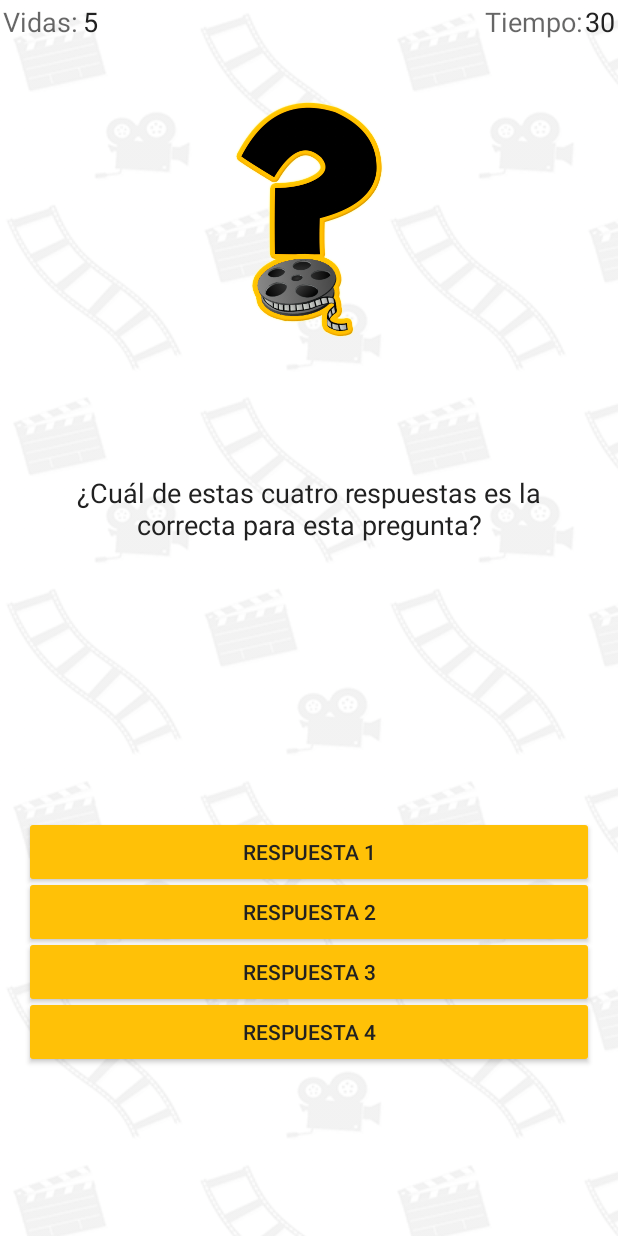
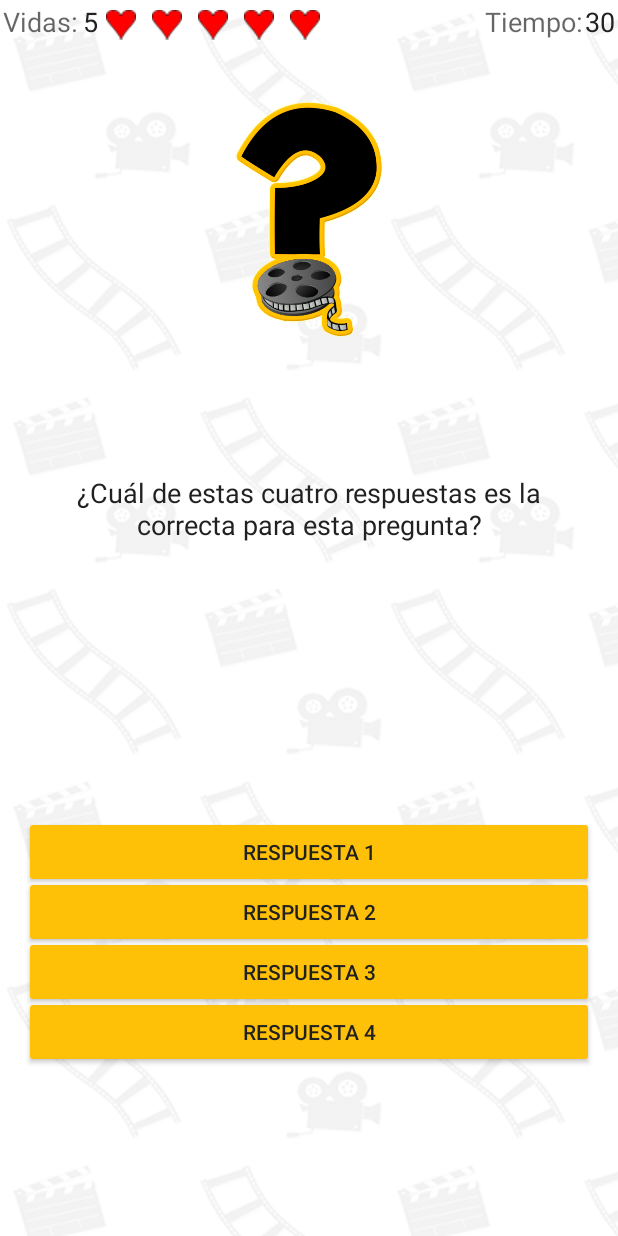
Before and after one commit to fblupi/cinema-quiz, an Android app: the layout game_activity.xml on its own in the app's theme, with its tools: preview values and no code run, on a phone screen of 412 x 824 dp. Run offline under Robolectric (Android 15) with nearby library versions, the light colour scheme and no system bars.

Commit message:
Añadidos corazones al layout
Los corazones aparecen en el layout. Solo aparecen en modo extremo.

```diff
--- a/CinemaQuiz/app/src/main/java/com/hijosdevuctir/cinemaquiz/GameActivity.java
+++ b/CinemaQuiz/app/src/main/java/com/hijosdevuctir/cinemaquiz/GameActivity.java
@@ -14,6 +14,7 @@ import android.os.SystemClock;
 import android.view.View;
 import android.widget.Button;
 import android.widget.ImageView;
+import android.widget.LinearLayout;
 import android.widget.TextView;
 import android.widget.Toast;
 
@@ -62,6 +63,8 @@ public class GameActivity extends Activity {
             limite = extras.getInt("num"); // Se recoge el parámetro con el límite de preguntas
             TextView tVidas = (TextView) findViewById(R.id.lifes);
             tVidas.setVisibility(View.GONE);
+            LinearLayout lHearts = (LinearLayout) findViewById(R.id.heartsLayout);
+            lHearts.setVisibility(View.GONE); //Se ocultan los corazones
             nVidas.setVisibility(View.GONE);
             if(limite > Preguntas.size() || limite < 1) { // Número incorrecto de preguntas
                 limite = Preguntas.size(); // Se juegan todas las preguntas
--- a/CinemaQuiz/app/src/main/res/layout/game_activity.xml
+++ b/CinemaQuiz/app/src/main/res/layout/game_activity.xml
@@ -31,6 +31,63 @@
             android:layout_toEndOf="@+id/lifes"
             android:textColor="@color/buttonTextColor"/>
 
+        <LinearLayout
+            android:orientation="horizontal"
+            android:layout_width="wrap_content"
+            android:layout_height="wrap_content"
+            android:gravity="left|center"
+            android:measureWithLargestChild="false"
+            android:layout_alignBottom="@+id/nLifes"
+            android:layout_toEndOf="@+id/nLifes"
+            android:id="@+id/heartsLayout">
+
+            <ImageView
+                android:layout_width="0dp"
+                android:layout_height="wrap_content"
+                android:id="@+id/heart1"
+                android:src="@drawable/corazon_opt"
+                android:layout_weight="1"
+                android:layout_marginLeft="5dp"
+                android:layout_marginRight="5dp" />
+
+            <ImageView
+                android:layout_width="0dp"
+                android:layout_height="wrap_content"
+                android:id="@+id/heart2"
+                android:src="@drawable/corazon_opt"
+                android:layout_weight="1"
+                android:layout_marginLeft="5dp"
+                android:layout_marginRight="5dp" />
+
+            <ImageView
+                android:layout_width="0dp"
+                android:layout_height="wrap_content"
+                android:id="@+id/heart3"
+                android:src="@drawable/corazon_opt"
+                android:layout_weight="1"
+                android:layout_marginLeft="5dp"
+                android:layout_marginRight="5dp" />
+
+            <ImageView
+                android:layout_width="0dp"
+                android:layout_height="wrap_content"
+                android:id="@+id/heart4"
+                android:layout_weight="1"
+                android:src="@drawable/corazon_opt"
+                android:layout_marginLeft="5dp"
+                android:layout_marginRight="5dp" />
+
+            <ImageView
+                android:layout_width="0dp"
+                android:layout_height="wrap_content"
+                android:id="@+id/heart5"
+                android:layout_weight="1"
+                android:src="@drawable/corazon_opt"
+                android:layout_marginLeft="5dp"
+                android:layout_marginRight="5dp" />
+
+        </LinearLayout>
+
         <TextView
             android:layout_width="wrap_content"
             android:layout_height="wrap_content"
@@ -49,6 +106,7 @@
             android:layout_alignParentTop="true"
             android:layout_alignParentEnd="true"
             android:textColor="@color/buttonTextColor"/>
+
     </RelativeLayout>
 
     <LinearLayout
```
Also changed, not shown: CinemaQuiz/app/src/main/res/drawable/corazon.png (added), CinemaQuiz/app/src/main/res/drawable/corazon_opt.png (added).
